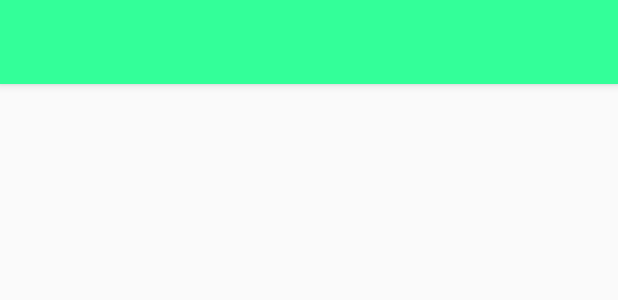
After one commit to Younes-Charfaoui/Jami3aty-App, an Android app: the layout activity_sign_up.xml on its own in the app's theme, with its tools: preview values and no code run, on a phone screen of 412 x 824 dp. The commit adds this screen. Shown: the top 300 px of the screen. Run offline under Robolectric (Android 15) with nearby library versions, the phone set to English and light mode, and no system bars.

Commit message:
Begin Sign up

```diff
--- a/app/build.gradle
+++ b/app/build.gradle
@@ -16,6 +16,10 @@ android {
             proguardFiles getDefaultProguardFile('proguard-android.txt'), 'proguard-rules.pro'
         }
     }
+    compileOptions {
+        targetCompatibility 1.8
+        sourceCompatibility 1.8
+    }
 }
 
 dependencies {
--- /dev/null
+++ b/app/src/main/res/layout/activity_sign_up.xml
@@ -0,0 +1,25 @@
+<?xml version="1.0" encoding="utf-8"?>
+<android.support.design.widget.CoordinatorLayout xmlns:android="http://schemas.android.com/apk/res/android"
+    xmlns:app="http://schemas.android.com/apk/res-auto"
+    xmlns:tools="http://schemas.android.com/tools"
+    android:layout_width="match_parent"
+    android:layout_height="match_parent"
+    tools:context="com.ibnkhaldoun.studentside.SignUpActivity">
+
+    <android.support.design.widget.AppBarLayout
+        android:layout_width="match_parent"
+        android:layout_height="wrap_content"
+        android:theme="@style/AppTheme.AppBarOverlay">
+
+        <android.support.v7.widget.Toolbar
+            android:id="@+id/toolbar"
+            android:layout_width="match_parent"
+            android:layout_height="?attr/actionBarSize"
+            android:background="?attr/colorPrimary"
+            app:popupTheme="@style/AppTheme.PopupOverlay" />
+
+    </android.support.design.widget.AppBarLayout>
+
+    <include layout="@layout/content_sign_up" />
+
+</android.support.design.widget.CoordinatorLayout>
--- /dev/null
+++ b/app/src/main/res/layout/content_sign_up.xml
@@ -0,0 +1,12 @@
+<?xml version="1.0" encoding="utf-8"?>
+<LinearLayout xmlns:android="http://schemas.android.com/apk/res/android"
+    xmlns:app="http://schemas.android.com/apk/res-auto"
+    xmlns:tools="http://schemas.android.com/tools"
+    android:layout_width="match_parent"
+    android:layout_height="match_parent"
+    app:layout_behavior="@string/appbar_scrolling_view_behavior"
+    tools:context="com.ibnkhaldoun.studentside.SignUpActivity"
+    tools:showIn="@layout/activity_sign_up">
+
+
+</LinearLayout>
--- a/app/src/main/res/values/colors.xml
+++ b/app/src/main/res/values/colors.xml
@@ -1,6 +1,6 @@
 <?xml version="1.0" encoding="utf-8"?>
 <resources>
-    <color name="colorPrimary">#3F51B5</color>
+    <color name="colorPrimary">#33FF99</color>
     <color name="colorPrimaryDark">#339966</color>
     <color name="colorAccent">#66CC99</color>
     <color name="one">#cc9999</color>
--- /dev/null
+++ b/app/src/main/res/values/dimens.xml
@@ -0,0 +1,3 @@
+<resources>
+    <dimen name="fab_margin">16dp</dimen>
+</resources>
--- a/app/src/main/res/values/styles.xml
+++ b/app/src/main/res/values/styles.xml
@@ -8,4 +8,8 @@
         <item name="colorAccent">@color/colorAccent</item>
     </style>
 
+    <style name="AppTheme.AppBarOverlay" parent="ThemeOverlay.AppCompat.Dark.ActionBar" />
+
+    <style name="AppTheme.PopupOverlay" parent="ThemeOverlay.AppCompat.Light" />
+
 </resources>
```
Also changed, not shown: app/src/main/AndroidManifest.xml (+9 -0 lines), app/src/main/java/com/ibnkhaldoun/studentside/LoginActivity.java (+23 -13 lines), app/src/main/java/com/ibnkhaldoun/studentside/SignUpActivity.java (added, +21 -0 lines), app/src/main/res/layout/activity_main.xml (deleted, +0 -18 lines), app/src/main/res/menu/menu_sign_up.xml (added, +11 -0 lines), app/src/main/res/values/strings.xml (+7 -1 lines), app/src/main/res/layout/activity_login.xml (renamed from app/src/main/res/layout/login_layout.xml).
